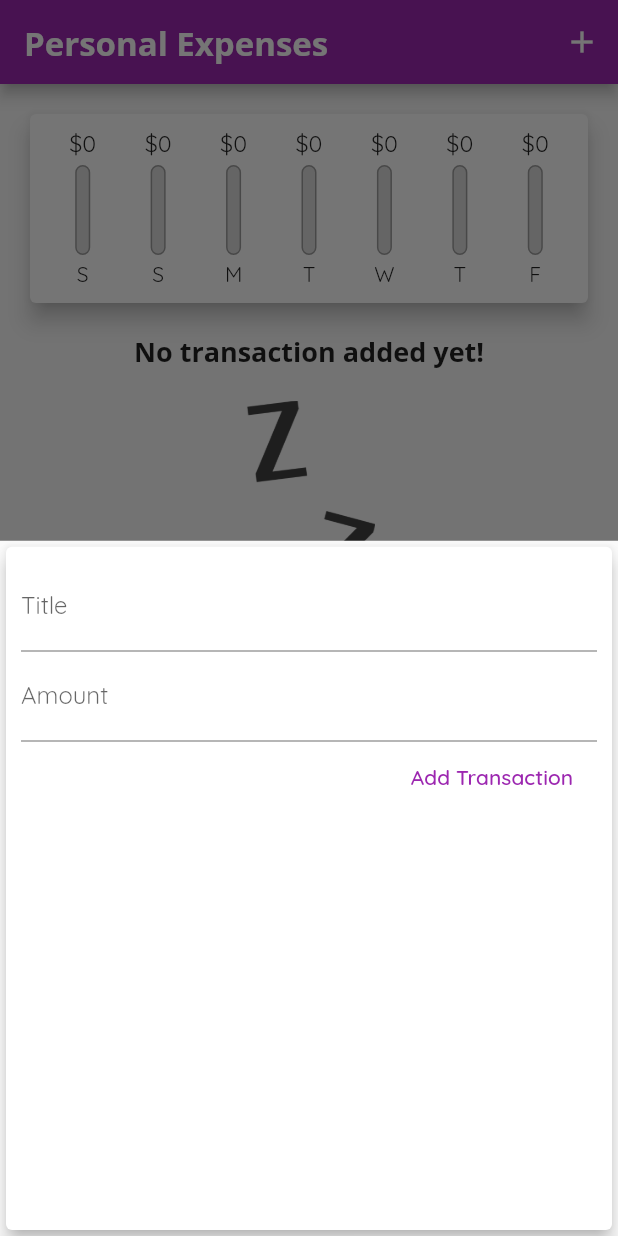
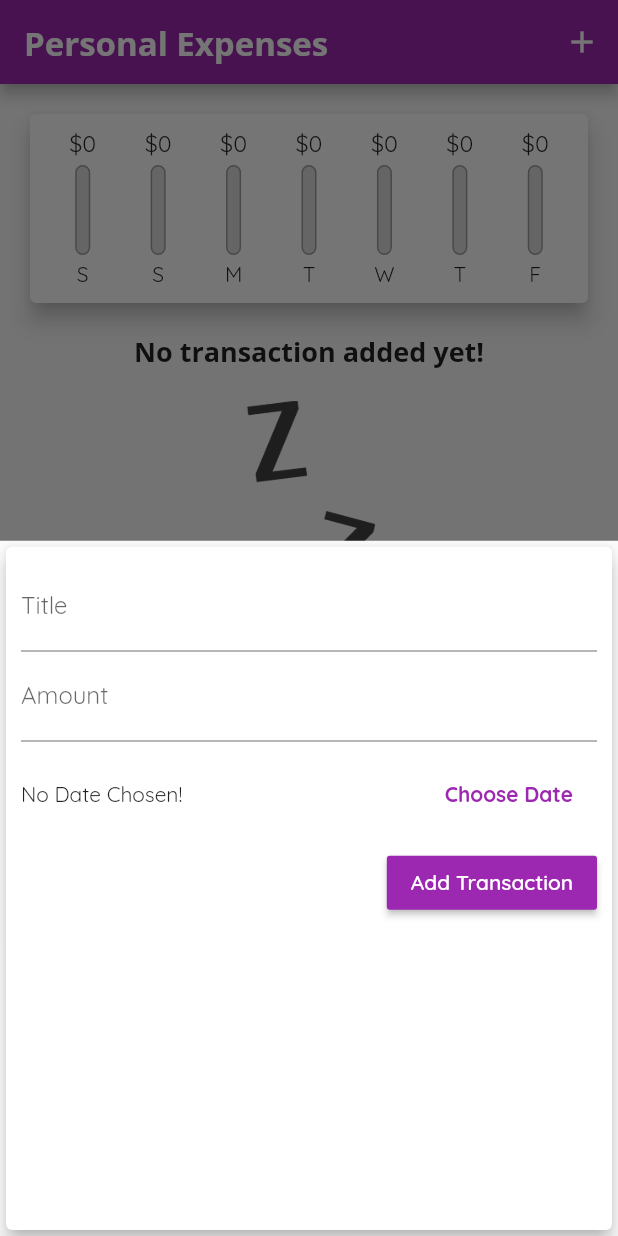
Before and after one commit to Ben1980/learn_flutter, a Flutter app: the screen it shows after launch, after a tap on the "add" icon, on a phone screen of 412 x 824 dp. Run offline on Flutter 3.47's test engine with Material 2 defaults, Android fonts, the phone set to English and light mode, and no system bars; missing offline and left inert: dart:ffi.

Commit message:
delete and datepicker added

```diff
--- a/personal_expenses/lib/main.dart
+++ b/personal_expenses/lib/main.dart
@@ -18,6 +18,9 @@ class MyApp extends StatelessWidget {
         fontFamily: 'OpenSans',
         fontSize: 18,
         fontWeight: FontWeight.bold,
+      ),
+      button: TextStyle(
+        color: Colors.white,
       ),
     ),
     appBarTheme: AppBarTheme(
@@ -72,16 +75,22 @@ class _MyHomePageState extends State<MyHomePage> {
     }).toList();
   }
 
-  void _addNewTransaction(String title, double amount) {
+  void _addNewTransaction(String title, double amount, DateTime chosenDate) {
     final newTx = Transaction(
       title: title,
       amount: amount,
-      date: DateTime.now(),
+      date: chosenDate,
       id: DateTime.now().toString(),
     );
 
     setState(() {
       _userTransactions.add(newTx);
+    });
+  }
+
+  void _deleteTransaction(String id) {
+    setState(() {
+      _userTransactions.removeWhere((element) => element.id == id);
     });
   }
 
@@ -116,7 +125,7 @@ class _MyHomePageState extends State<MyHomePage> {
           crossAxisAlignment: CrossAxisAlignment.stretch,
           children: [
             Chart(_recentTransactions),
-            TransactionList(_userTransactions),
+            TransactionList(_userTransactions, _deleteTransaction),
           ],
         ),
       ),
--- a/personal_expenses/lib/widgets/chart.dart
+++ b/personal_expenses/lib/widgets/chart.dart
@@ -29,7 +29,7 @@ class Chart extends StatelessWidget {
         'day': DateFormat.E().format(weekDay).substring(0, 1),
         'amount': totalSum,
       };
-    }).reversed.toList();
+    }).reversed.toList(); //reversed to have today on the right side
   }
 
   double get totalSpending {
--- a/personal_expenses/lib/widgets/new_transaction.dart
+++ b/personal_expenses/lib/widgets/new_transaction.dart
@@ -1,4 +1,5 @@
 import 'package:flutter/material.dart';
+import 'package:intl/intl.dart';
 
 class NewTransaction extends StatefulWidget {
   final Function addTransaction;
@@ -10,23 +11,44 @@ class NewTransaction extends StatefulWidget {
 }
 
 class _NewTransactionState extends State<NewTransaction> {
-  final titleController = TextEditingController();
-  final amountController = TextEditingController();
+  final _titleController = TextEditingController();
+  final _amountController = TextEditingController();
+  DateTime? _selectedDate;
 
-  void submitData() {
-    final enteredTitle = titleController.text;
-    final enteredAmount = double.parse(amountController.text);
+  void _submitData() {
+    if (_amountController.text.isEmpty) {
+      return;
+    }
+    final enteredTitle = _titleController.text;
+    final enteredAmount = double.parse(_amountController.text);
 
-    if (enteredTitle.isEmpty || enteredAmount <= 0) {
+    if (enteredTitle.isEmpty || enteredAmount <= 0 || _selectedDate == null) {
       return;
     }
 
     widget.addTransaction(
       enteredTitle,
       enteredAmount,
+      _selectedDate,
     );
 
     Navigator.of(context).pop(); // close the dialog after confirmation
+  }
+
+  void _presentDatePicker() {
+    showDatePicker(
+      context: context,
+      initialDate: DateTime.now(),
+      firstDate: DateTime(2019),
+      lastDate: DateTime.now(),
+    ).then((pickedDate) {
+      if (pickedDate == null) {
+        return;
+      }
+      setState(() {
+        _selectedDate = pickedDate;
+      });
+    });
   }
 
   @override
@@ -42,22 +64,47 @@ class _NewTransactionState extends State<NewTransaction> {
               decoration: const InputDecoration(
                 labelText: 'Title',
               ),
-              controller: titleController,
-              onSubmitted: (_) => submitData(),
+              controller: _titleController,
+              onSubmitted: (_) => _submitData(),
             ),
             TextField(
               decoration: const InputDecoration(
                 labelText: 'Amount',
               ),
-              controller: amountController,
+              controller: _amountController,
               keyboardType:
                   const TextInputType.numberWithOptions(decimal: true),
-              onSubmitted: (_) => submitData(),
+              onSubmitted: (_) => _submitData(),
             ),
-            FlatButton(
-              textColor: Colors.purple,
+            Container(
+              height: 70,
+              child: Row(
+                children: [
+                  Expanded(
+                    child: Text(
+                      _selectedDate == null
+                          ? 'No Date Chosen!'
+                          : 'Picked Date: ${DateFormat.yMd().format(_selectedDate!)}',
+                    ),
+                  ),
+                  FlatButton(
+                    textColor: Theme.of(context).primaryColor,
+                    onPressed: _presentDatePicker,
+                    child: const Text(
+                      'Choose Date',
+                      style: TextStyle(
+                        fontWeight: FontWeight.bold,
+                      ),
+                    ),
+                  ),
+                ],
+              ),
+            ),
+            RaisedButton(
+              color: Theme.of(context).primaryColor,
+              textColor: Theme.of(context).textTheme.button?.color,
               child: const Text('Add Transaction'),
-              onPressed: submitData,
+              onPressed: _submitData,
             ),
           ],
         ),
--- a/personal_expenses/lib/widgets/transaction_list.dart
+++ b/personal_expenses/lib/widgets/transaction_list.dart
@@ -5,8 +5,10 @@ import '../models/transaction.dart';
 
 class TransactionList extends StatelessWidget {
   final List<Transaction> transactions;
+  final Function deleteTransaction;
 
-  const TransactionList(this.transactions, {Key? key}) : super(key: key);
+  const TransactionList(this.transactions, this.deleteTransaction, {Key? key})
+      : super(key: key);
 
   @override
   Widget build(BuildContext context) {
@@ -19,7 +21,7 @@ class TransactionList extends StatelessWidget {
                   'No transaction added yet!',
                   style: Theme.of(context).textTheme.headline6,
                 ),
-                SizedBox(
+                const SizedBox(
                   height: 20,
                 ),
                 Container(
@@ -51,9 +53,17 @@ class TransactionList extends StatelessWidget {
                       transactions[index].title,
                       style: Theme.of(context).textTheme.headline6,
                     ),
-                    subtitle: Text(DateFormat.yMMMd()
-                        .format(transactions[index].date)
-                        .toString()),
+                    subtitle: Text(
+                      DateFormat.yMMMd()
+                          .format(transactions[index].date)
+                          .toString(),
+                    ),
+                    trailing: IconButton(
+                      icon: Icon(Icons.delete),
+                      color: Theme.of(context).errorColor,
+                      onPressed: () =>
+                          deleteTransaction(transactions[index].id),
+                    ),
                   ),
                 );
               },
```
